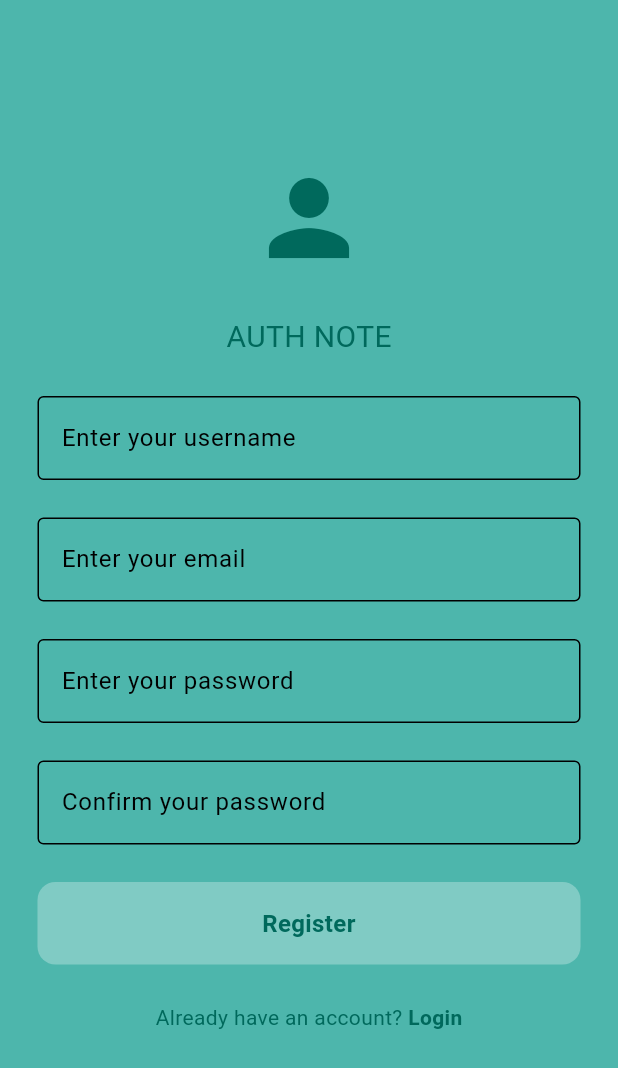
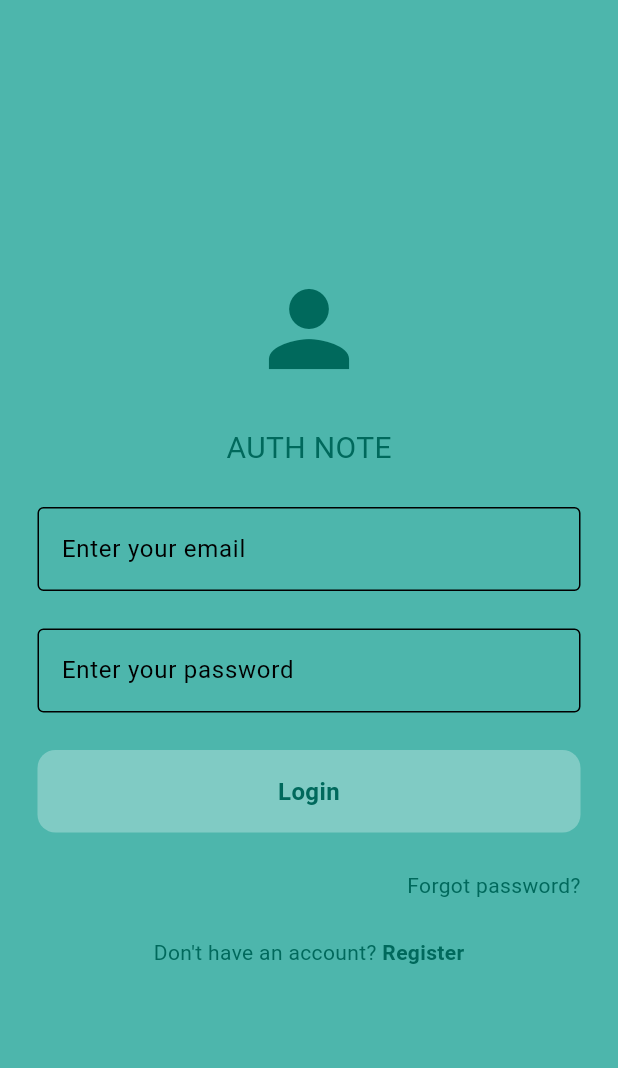
Before and after one commit to rubayet211/flutter_auth, a Flutter app: the screen it shows after launch, on a phone screen of 412 x 824 dp. Shown: the top 1068 px of the screen. Run offline on Flutter 3.47's test engine with Material 3 defaults, Android fonts, the light colour scheme and no system bars; our stand-ins replace cloud_firestore, firebase_core; accounts and stored records are empty.

Commit message:
Toggling Login and Register Page

```diff
--- /dev/null
+++ b/lib/auth/login_or_register.dart
@@ -0,0 +1,29 @@
+import 'package:auth_demo/pages/login_page.dart';
+import 'package:auth_demo/pages/register_page.dart';
+import 'package:flutter/material.dart';
+
+class LoginOrRegister extends StatefulWidget {
+  const LoginOrRegister({super.key});
+
+  @override
+  State<LoginOrRegister> createState() => _LoginOrRegisterState();
+}
+
+class _LoginOrRegisterState extends State<LoginOrRegister> {
+  bool showLoginPage = true;
+
+  void togglePage() {
+    setState(() {
+      showLoginPage = !showLoginPage;
+    });
+  }
+
+  @override
+  Widget build(BuildContext context) {
+    if (showLoginPage) {
+      return LoginPage(onTap: togglePage);
+    } else {
+      return RegisterPage(onTap: togglePage);
+    }
+  }
+}
--- a/lib/main.dart
+++ b/lib/main.dart
@@ -1,3 +1,4 @@
+import 'package:auth_demo/auth/login_or_register.dart';
 import 'package:auth_demo/firebase_options.dart';
 import 'package:auth_demo/pages/home_page.dart';
 import 'package:auth_demo/pages/login_page.dart';
@@ -21,7 +22,7 @@ class MyApp extends StatelessWidget {
     return MaterialApp(
       debugShowCheckedModeBanner: false,
       // home: HomePage(),
-      home: RegisterPage(),
+      home: LoginOrRegister(),
       theme: lightMode,
       darkTheme: darkMode,
     );
--- a/lib/pages/login_page.dart
+++ b/lib/pages/login_page.dart
@@ -4,10 +4,12 @@ import 'package:flutter/material.dart';
 import 'package:flutter/widgets.dart';
 
 class LoginPage extends StatelessWidget {
-  LoginPage({super.key});
-
   final TextEditingController _emailcontroller = TextEditingController();
   final TextEditingController _passwordcontroller = TextEditingController();
+
+  final void Function()? onTap;
+
+  LoginPage({super.key, required this.onTap});
 
   @override
   Widget build(BuildContext context) {
@@ -66,7 +68,7 @@ class LoginPage extends StatelessWidget {
                 children: [
                   const Text("Don't have an account? "),
                   GestureDetector(
-                    onTap: () {},
+                    onTap: onTap,
                     child: const Text(
                       "Register",
                       style: TextStyle(
--- a/lib/pages/register_page.dart
+++ b/lib/pages/register_page.dart
@@ -4,7 +4,9 @@ import 'package:flutter/material.dart';
 import 'package:flutter/widgets.dart';
 
 class RegisterPage extends StatelessWidget {
-  RegisterPage({super.key});
+  final void Function()? onTap;
+
+  RegisterPage({super.key, required this.onTap});
 
   final TextEditingController _usernameController = TextEditingController();
   final TextEditingController _emailController = TextEditingController();
@@ -70,7 +72,7 @@ class RegisterPage extends StatelessWidget {
                 const SizedBox(
                   height: 25,
                 ),
-                MyButton(text: "Register", onTap: () {}),
+                MyButton(text: "Register", onTap: onTap),
                 const SizedBox(
                   height: 25,
                 ),
@@ -79,7 +81,7 @@ class RegisterPage extends StatelessWidget {
                   children: [
                     const Text("Already have an account? "),
                     GestureDetector(
-                      onTap: () {},
+                      onTap: onTap,
                       child: const Text(
                         "Login",
                         style: TextStyle(
```
